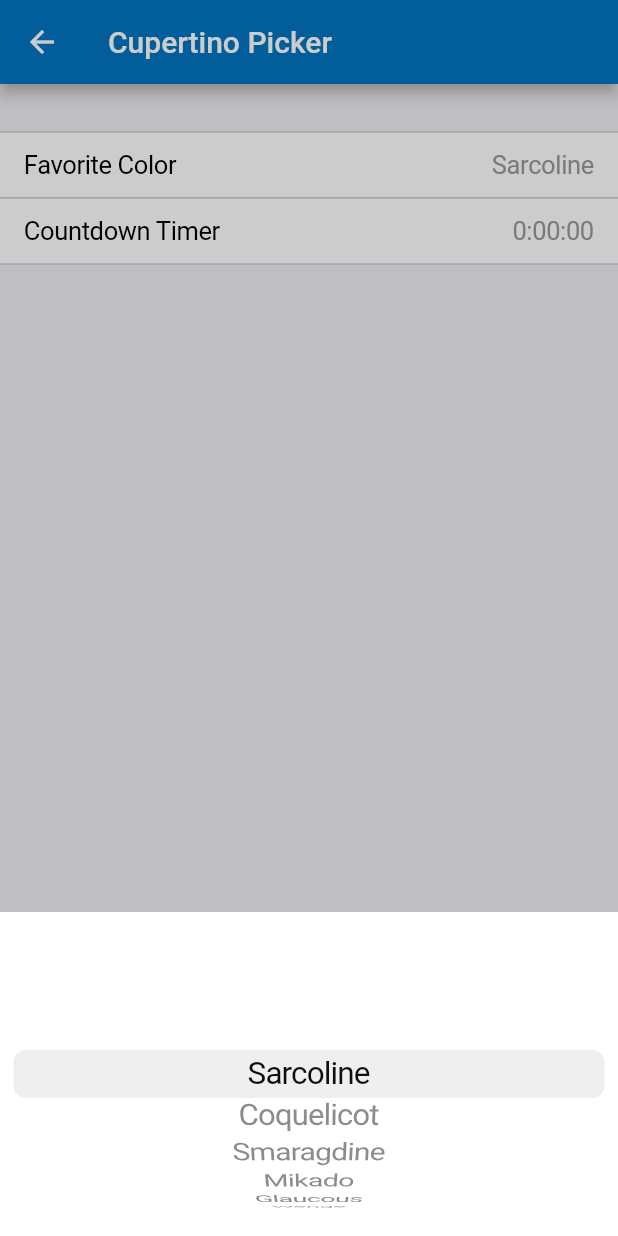
After one commit to cv0cv0/flutter_gallery, a Flutter app: the CupertinoPickerPage screen opened by its route, after a tap on "Favorite Color", on a phone screen of 412 x 824 dp. The commit adds this screen. Run offline on Flutter 3.47's test engine with Material 2 defaults, Android fonts, the phone set to English and light mode, and no system bars; our stand-ins replace connectivity, device_info, string_scanner, video_player; statements that could not run were skipped.

Commit message:
cupertino picker

```diff
--- /dev/null
+++ b/lib/page/cupertino/cupertino_navigation_page.dart
@@ -0,0 +1,24 @@
+import 'dart:math' as math;
+
+import 'package:flutter/cupertino.dart';
+import 'package:flutter/material.dart';
+
+const _kAssetsPackage = 'flutter_gallery_assets';
+
+const coolColors = <Color>[
+  Color.fromARGB(255, 255, 59, 48),
+  Color.fromARGB(255, 255, 149, 0),
+  Color.fromARGB(255, 255, 204, 0),
+  Color.fromARGB(255, 76, 217, 100),
+  Color.fromARGB(255, 90, 200, 250),
+  Color.fromARGB(255, 0, 122, 255),
+  Color.fromARGB(255, 88, 86, 214),
+  Color.fromARGB(255, 255, 45, 85),
+];
+
+const coolColorNames = <String>[
+  'Sarcoline', 'Coquelicot', 'Smaragdine', 'Mikado', 'Glaucous', 'Wenge',
+  'Fulvous', 'Xanadu', 'Falu', 'Eburnean', 'Amaranth', 'Australien',
+  'Banan', 'Falu', 'Gingerline', 'Incarnadine', 'Labrador', 'Nattier',
+  'Pervenche', 'Sinoper', 'Verditer', 'Watchet', 'Zaffre',
+];
--- /dev/null
+++ b/lib/page/cupertino/cupertino_picker_page.dart
@@ -0,0 +1,136 @@
+import 'package:flutter/cupertino.dart';
+import 'package:flutter/material.dart';
+
+import 'cupertino_navigation_page.dart' show coolColorNames;
+
+const _kPickerSheetHeight = 216.0;
+const _kPickerItemHeight = 32.0;
+
+class CupertinoPickerPage extends StatefulWidget {
+  static const routeName = '/cupertino/picker';
+
+  @override
+  _CupertinoPickerPageState createState() => _CupertinoPickerPageState();
+}
+
+class _CupertinoPickerPageState extends State<CupertinoPickerPage> {
+  var duration = Duration();
+  int _selectedColorIndex = 0;
+
+  @override
+  Widget build(BuildContext context) => Scaffold(
+        appBar: AppBar(
+          title: const Text('Cupertino Picker'),
+        ),
+        body: DefaultTextStyle(
+          style: const TextStyle(
+            color: CupertinoColors.black,
+            fontSize: 17.0,
+            fontFamily: '.SF UI Text',
+          ),
+          child: DecoratedBox(
+            decoration: const BoxDecoration(
+              color: Color(0xFFEFEFF4),
+            ),
+            child: Column(
+              children: <Widget>[
+                const SizedBox(height: 32.0),
+                GestureDetector(
+                  onTap: () async {
+                    await showCupertinoModalPopup(
+                      context: context,
+                      builder: (context) =>
+                          _buildBottomPicker(_buildColorPicker()),
+                    );
+                  },
+                  child: _buildMenu(<Widget>[
+                    const Text('Favorite Color'),
+                    Text(coolColorNames[_selectedColorIndex],
+                        style: const TextStyle(
+                            color: CupertinoColors.inactiveGray))
+                  ]),
+                ),
+                _buildCountdownTimerPicker(context),
+              ],
+            ),
+          ),
+        ),
+      );
+
+  Widget _buildColorPicker() {
+    final scrollController =
+        FixedExtentScrollController(initialItem: _selectedColorIndex);
+    return CupertinoPicker(
+      scrollController: scrollController,
+      backgroundColor: CupertinoColors.white,
+      itemExtent: _kPickerItemHeight,
+      onSelectedItemChanged: (index) =>
+          setState(() => _selectedColorIndex = index),
+      children: List.generate(
+          coolColorNames.length,
+          (i) => Center(
+                child: Text(coolColorNames[i]),
+              )),
+    );
+  }
+
+  Widget _buildCountdownTimerPicker(BuildContext context) => GestureDetector(
+        onTap: () => showCupertinoModalPopup(
+            context: context,
+            builder: (context) => _buildBottomPicker(CupertinoTimerPicker(
+                  initialTimerDuration: duration,
+                  onTimerDurationChanged: (newDuration) =>
+                      setState(() => duration = newDuration),
+                ))),
+        child: _buildMenu(<Widget>[
+          const Text('Countdown Timer'),
+          Text(
+              '${duration.inHours}:${(duration.inMinutes % 60).toString().padLeft(2, '0')}:${(duration.inSeconds % 60).toString().padLeft(2, '0')}',
+              style: const TextStyle(color: CupertinoColors.inactiveGray))
+        ]),
+      );
+
+  Widget _buildBottomPicker(Widget picker) => Container(
+        height: _kPickerSheetHeight,
+        color: CupertinoColors.white,
+        child: DefaultTextStyle(
+          style: const TextStyle(
+            color: CupertinoColors.black,
+            fontSize: 22.0,
+          ),
+          child: GestureDetector(
+            onTap: () {},
+            child: SafeArea(child: picker),
+          ),
+        ),
+      );
+
+  Widget _buildMenu(List<Widget> chidren) => Container(
+        height: 44.0,
+        decoration: const BoxDecoration(
+          color: CupertinoColors.white,
+          border: Border(
+            top: BorderSide(color: Color(0xFFBCBBC1), width: 0.0),
+            bottom: BorderSide(color: Color(0xFFBCBBC1), width: 0.0),
+          ),
+        ),
+        child: Padding(
+          padding: const EdgeInsets.symmetric(horizontal: 16.0),
+          child: SafeArea(
+            top: false,
+            bottom: false,
+            child: DefaultTextStyle(
+              style: const TextStyle(
+                color: CupertinoColors.black,
+                fontSize: 17.0,
+                letterSpacing: -0.24,
+              ),
+              child: Row(
+                mainAxisAlignment: MainAxisAlignment.spaceBetween,
+                children: chidren,
+              ),
+            ),
+          ),
+        ),
+      );
+}
--- a/lib/util/all_route.dart
+++ b/lib/util/all_route.dart
@@ -3,5 +3,7 @@ export '../page/style/typography_page.dart';
 export '../page/material/bottom_navigation_page.dart';
 export '../page/material/text_form_field_page.dart';
 export '../page/cupertino/cupertino_activity_indicator_page.dart';
+export '../page/cupertino/cupertino_navigation_page.dart';
+export '../page/cupertino/cupertino_picker_page.dart';
 export '../page/media/images_page.dart';
 export '../page/media/video_page.dart';
--- a/lib/util/routes.dart
+++ b/lib/util/routes.dart
@@ -59,6 +59,13 @@ List<GalleryRoute> _buildRoutes() => [
         category: _kCupertino,
         routeName: CupertinaActivityIndicatorPage.routeName,
         buildRoute: (context) => CupertinaActivityIndicatorPage(),
+      ),
+            GalleryRoute(
+        title: 'Pickers',
+        icon: GalleryIcons.event,
+        category: _kCupertino,
+        routeName: CupertinoPickerPage.routeName,
+        buildRoute: (context) => CupertinoPickerPage(),
       ),
 
       // Media
```
